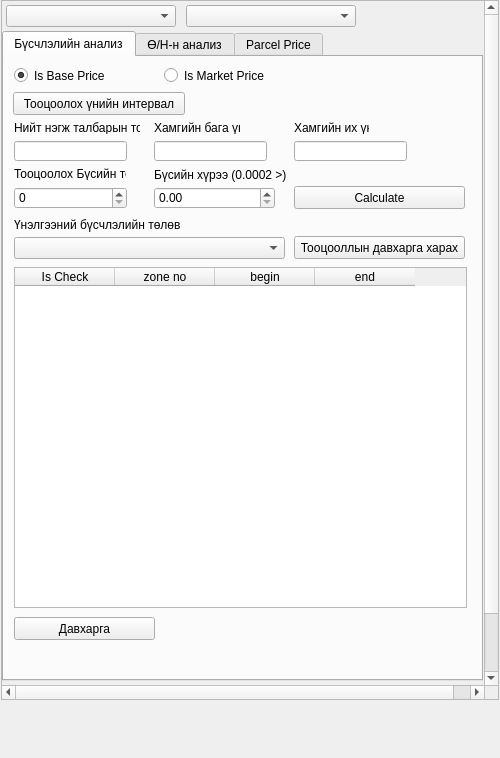
Before: the Qt Designer form view/CamaNavigatorWidget.ui in teamlm2/lm2_mgis, drawn with Qt 5.
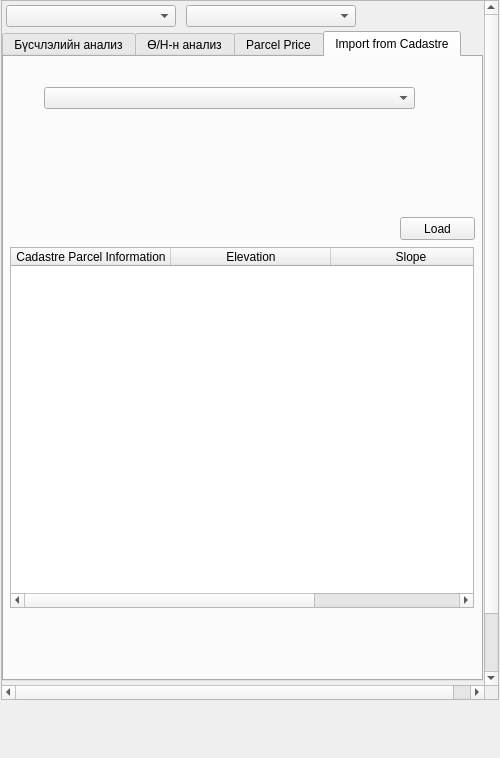
After: the same form once the commit is applied.

```diff
--- a/view/CamaNavigatorWidget.ui
+++ b/view/CamaNavigatorWidget.ui
@@ -119,7 +119,7 @@
        </rect>
       </property>
       <property name="currentIndex">
-       <number>0</number>
+       <number>3</number>
       </property>
       <widget class="QWidget" name="tab">
        <attribute name="title">
@@ -1061,6 +1061,74 @@
         </widget>
        </widget>
       </widget>
+      <widget class="QWidget" name="tab_3">
+       <attribute name="title">
+        <string>Import from Cadastre</string>
+       </attribute>
+       <widget class="QComboBox" name="factor_cbox">
+        <property name="geometry">
+         <rect>
+          <x>40</x>
+          <y>30</y>
+          <width>371</width>
+          <height>22</height>
+         </rect>
+        </property>
+       </widget>
+       <widget class="QTableWidget" name="cadastre_current_twidget_2">
+        <property name="geometry">
+         <rect>
+          <x>6</x>
+          <y>190</y>
+          <width>464</width>
+          <height>361</height>
+         </rect>
+        </property>
+        <property name="sortingEnabled">
+         <bool>true</bool>
+        </property>
+        <attribute name="horizontalHeaderDefaultSectionSize">
+         <number>160</number>
+        </attribute>
+        <attribute name="horizontalHeaderMinimumSectionSize">
+         <number>35</number>
+        </attribute>
+        <attribute name="verticalHeaderDefaultSectionSize">
+         <number>30</number>
+        </attribute>
+        <attribute name="verticalHeaderMinimumSectionSize">
+         <number>19</number>
+        </attribute>
+        <column>
+         <property name="text">
+          <string>Cadastre Parcel Information</string>
+         </property>
+        </column>
+        <column>
+         <property name="text">
+          <string>Elevation</string>
+         </property>
+        </column>
+        <column>
+         <property name="text">
+          <string>Slope</string>
+         </property>
+        </column>
+       </widget>
+       <widget class="QPushButton" name="pushButton">
+        <property name="geometry">
+         <rect>
+          <x>396</x>
+          <y>160</y>
+          <width>75</width>
+          <height>23</height>
+         </rect>
+        </property>
+        <property name="text">
+         <string>Load</string>
+        </property>
+       </widget>
+      </widget>
      </widget>
     </widget>
    </widget>
```
